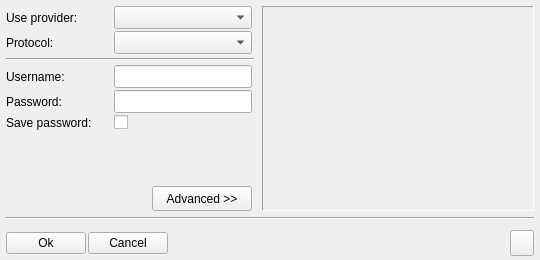
Old version of the form share/skins/default/account.ui in the repository itds-consulting/yate.
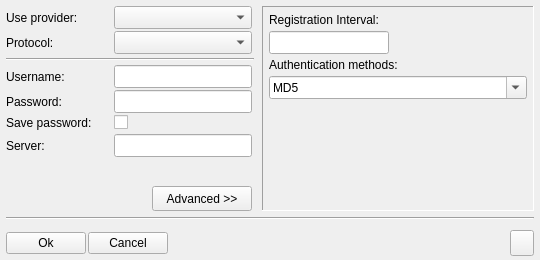
New version of the form. The open tabs and pages were chosen to show the change. Icons and pictures are not drawn.

Commit message: The user can now choose the authentication method(s) to use for an h323 account.

```diff
--- a/share/skins/default/account.ui
+++ b/share/skins/default/account.ui
@@ -648,6 +648,92 @@
             </item>
            </layout>
           </widget>
+          <widget class="QWidget" name="acc_proto_cfg_h323" >
+           <layout class="QVBoxLayout" >
+            <property name="spacing" >
+             <number>0</number>
+            </property>
+            <property name="leftMargin" >
+             <number>0</number>
+            </property>
+            <property name="topMargin" >
+             <number>0</number>
+            </property>
+            <property name="rightMargin" >
+             <number>0</number>
+            </property>
+            <property name="bottomMargin" >
+             <number>0</number>
+            </property>
+            <item>
+             <layout class="QHBoxLayout" >
+              <property name="spacing" >
+               <number>2</number>
+              </property>
+              <property name="topMargin" >
+               <number>2</number>
+              </property>
+              <property name="rightMargin" >
+               <number>2</number>
+              </property>
+              <item>
+               <widget class="QLabel" name="label_25" >
+                <property name="sizePolicy" >
+                 <sizepolicy vsizetype="Preferred" hsizetype="Fixed" >
+                  <horstretch>0</horstretch>
+                  <verstretch>0</verstretch>
+                 </sizepolicy>
+                </property>
+                <property name="minimumSize" >
+                 <size>
+                  <width>106</width>
+                  <height>0</height>
+                 </size>
+                </property>
+                <property name="maximumSize" >
+                 <size>
+                  <width>106</width>
+                  <height>16777215</height>
+                 </size>
+                </property>
+                <property name="text" >
+                 <string>Server:</string>
+                </property>
+               </widget>
+              </item>
+              <item>
+               <widget class="QLineEdit" name="acc_proto_h323_server" >
+                <property name="minimumSize" >
+                 <size>
+                  <width>0</width>
+                  <height>23</height>
+                 </size>
+                </property>
+                <property name="maximumSize" >
+                 <size>
+                  <width>16777215</width>
+                  <height>23</height>
+                 </size>
+                </property>
+               </widget>
+              </item>
+             </layout>
+            </item>
+            <item>
+             <spacer>
+              <property name="orientation" >
+               <enum>Qt::Vertical</enum>
+              </property>
+              <property name="sizeHint" >
+               <size>
+                <width>20</width>
+                <height>40</height>
+               </size>
+              </property>
+             </spacer>
+            </item>
+           </layout>
+          </widget>
           <widget class="QWidget" name="acc_proto_cfg_none" />
          </widget>
         </item>
@@ -1230,6 +1316,117 @@
          </item>
         </layout>
        </widget>
+       <widget class="QWidget" name="acc_proto_advanced_h323" >
+        <layout class="QVBoxLayout" >
+         <property name="spacing" >
+          <number>4</number>
+         </property>
+         <property name="leftMargin" >
+          <number>6</number>
+         </property>
+         <property name="topMargin" >
+          <number>6</number>
+         </property>
+         <property name="rightMargin" >
+          <number>6</number>
+         </property>
+         <property name="bottomMargin" >
+          <number>4</number>
+         </property>
+         <item>
+          <widget class="QLabel" name="label_23" >
+           <property name="text" >
+            <string>Registration Interval:</string>
+           </property>
+          </widget>
+         </item>
+         <item>
+          <widget class="QLineEdit" name="acc_proto_h323_interval" >
+           <property name="sizePolicy" >
+            <sizepolicy vsizetype="Fixed" hsizetype="Fixed" >
+             <horstretch>0</horstretch>
+             <verstretch>0</verstretch>
+            </sizepolicy>
+           </property>
+           <property name="minimumSize" >
+            <size>
+             <width>120</width>
+             <height>23</height>
+            </size>
+           </property>
+           <property name="maximumSize" >
+            <size>
+             <width>16777215</width>
+             <height>23</height>
+            </size>
+           </property>
+           <property name="alignment" >
+            <set>Qt::AlignLeading</set>
+           </property>
+          </widget>
+         </item>
+         <item>
+          <widget class="QLabel" name="label_24" >
+           <property name="text" >
+            <string>Authentication methods:</string>
+           </property>
+          </widget>
+         </item>
+         <item>
+          <widget class="QComboBox" name="acc_proto_h323_authmethods" >
+           <property name="sizePolicy" >
+            <sizepolicy vsizetype="Fixed" hsizetype="Expanding" >
+             <horstretch>0</horstretch>
+             <verstretch>0</verstretch>
+            </sizepolicy>
+           </property>
+           <property name="minimumSize" >
+            <size>
+             <width>120</width>
+             <height>23</height>
+            </size>
+           </property>
+           <property name="maximumSize" >
+            <size>
+             <width>16777215</width>
+             <height>23</height>
+            </size>
+           </property>
+           <property name="editable" >
+            <bool>true</bool>
+           </property>
+           <item>
+            <property name="text" >
+             <string>MD5</string>
+            </property>
+           </item>
+           <item>
+            <property name="text" >
+             <string>CAT</string>
+            </property>
+           </item>
+           <item>
+            <property name="text" >
+             <string>H.235.1</string>
+            </property>
+           </item>
+          </widget>
+         </item>
+         <item>
+          <spacer>
+           <property name="orientation" >
+            <enum>Qt::Vertical</enum>
+           </property>
+           <property name="sizeHint" >
+            <size>
+             <width>20</width>
+             <height>40</height>
+            </size>
+           </property>
+          </spacer>
+         </item>
+        </layout>
+       </widget>
        <widget class="QWidget" name="acc_proto_advanced_default" >
         <layout class="QVBoxLayout" >
          <property name="spacing" >
```
Left out of the diff: 2 changed lines with no effect on the pictures. The commit also changes 2 other files.
